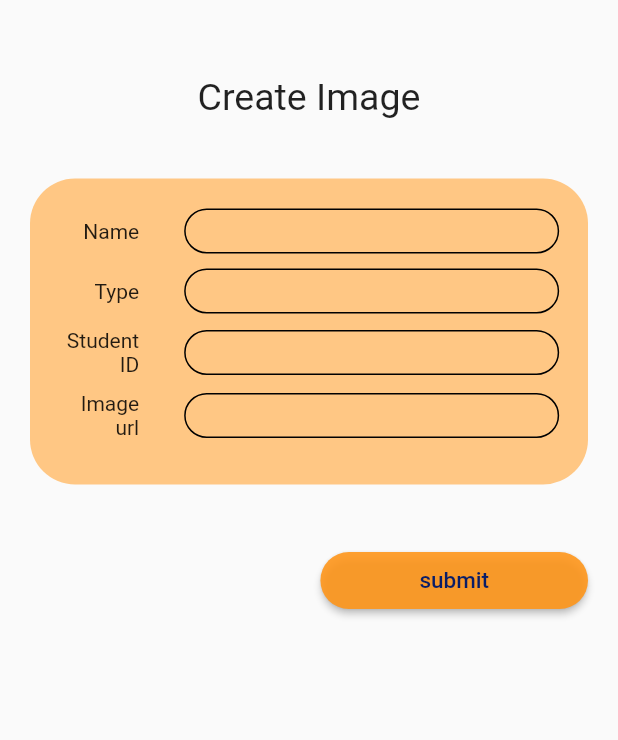
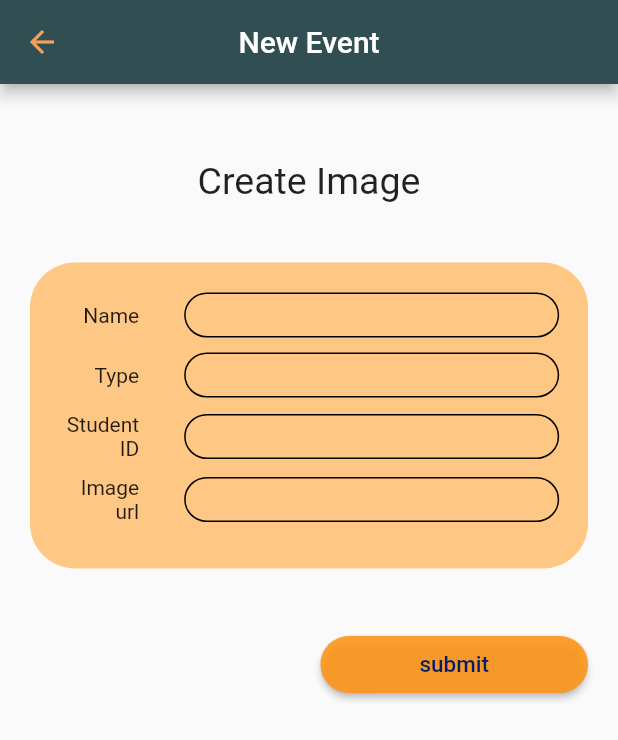
Before and after one commit to thanutpheeraphan/Portfolio, a Flutter app: the CreateImg screen opened directly, on a phone screen of 412 x 824 dp. Shown: the top 740 px of the screen. Run offline on Flutter 3.47's test engine with Material 2 defaults, Android fonts, the phone set to English and light mode, and no system bars.

Commit message:
add appbart

```diff
--- a/lib/craete_record/createImg.dart
+++ b/lib/craete_record/createImg.dart
@@ -2,13 +2,23 @@ import 'package:flutter/material.dart';
 import 'package:portfolio/craete_record/img.dart';
 
 class CreateImg extends StatelessWidget {
+  final AppBar appBar = AppBar(
+    iconTheme: IconThemeData(
+      color: Color(0xFFF2A154),
+    ),
+    centerTitle: true,
+    backgroundColor: Color(0xFF314E52),
+    title: Text(
+      "New Event",
+    ),
+  );
   @override
   Widget build(BuildContext context) {
-    return Scaffold(body:
-
-      Column(
-        children: [
-           SizedBox(height: 50),
+    return Scaffold(
+        appBar: appBar,
+        body: Column(
+          children: [
+            SizedBox(height: 50),
             Text(
               'Create Image',
               style: TextStyle(
@@ -17,12 +27,9 @@ class CreateImg extends StatelessWidget {
               ),
             ),
             SizedBox(height: 20),
-          ImgForm(),
+            ImgForm(),
             SizedBox(height: 30),
-
-
-        ],
-      )
-    );
+          ],
+        ));
   }
 }
--- a/lib/main.dart
+++ b/lib/main.dart
@@ -1,5 +1,5 @@
 import 'package:flutter/material.dart';
-import 'package:portfolio/RecordScreen.dart';
+import 'package:portfolio/screens/SelectOperation/SelectOperation.dart';
 
 void main() {
   runApp(MyApp());
@@ -12,7 +12,7 @@ class MyApp extends StatelessWidget {
     return MaterialApp(
       title: 'Flutter Demo',
       theme: ThemeData(),
-      home: RecordScreen(),
+      home: SelectOperation(),
     );
   }
 }
```
Also changed, not shown: lib/RecordScreen.dart (+9 -0 lines), lib/craete_record/createRecord.dart (+9 -3 lines), lib/screens/SelectOperation/SelectOperation.dart (added, +77 -0 lines), lib/screens/TablePage.dart (+11 -0 lines).
